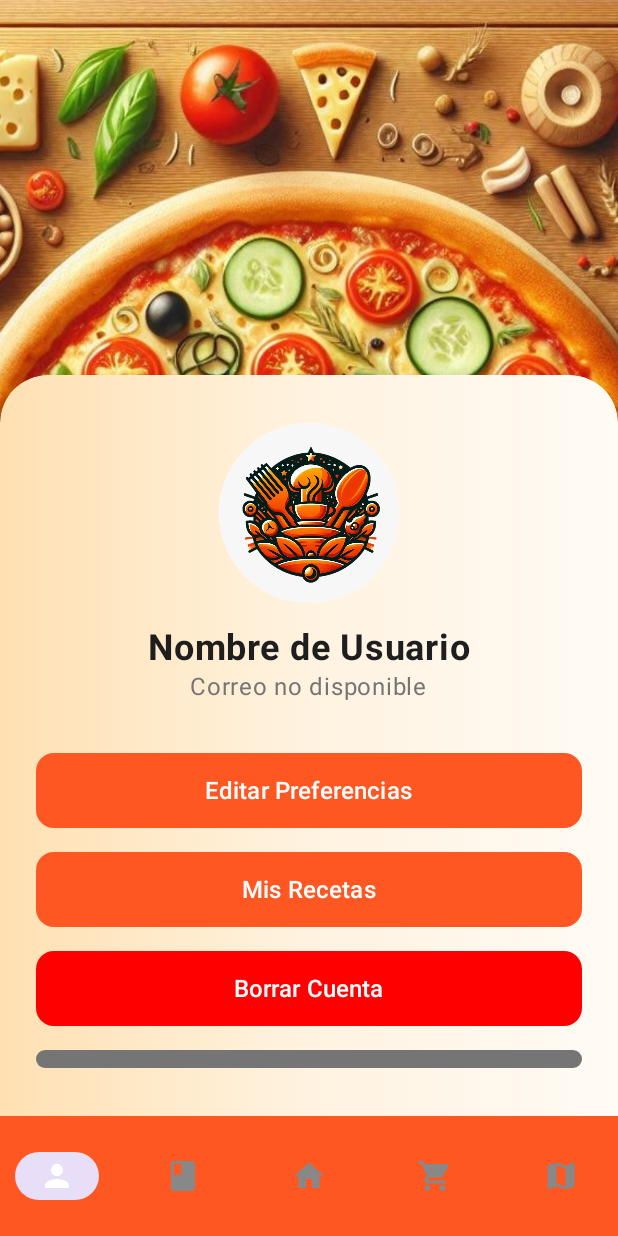
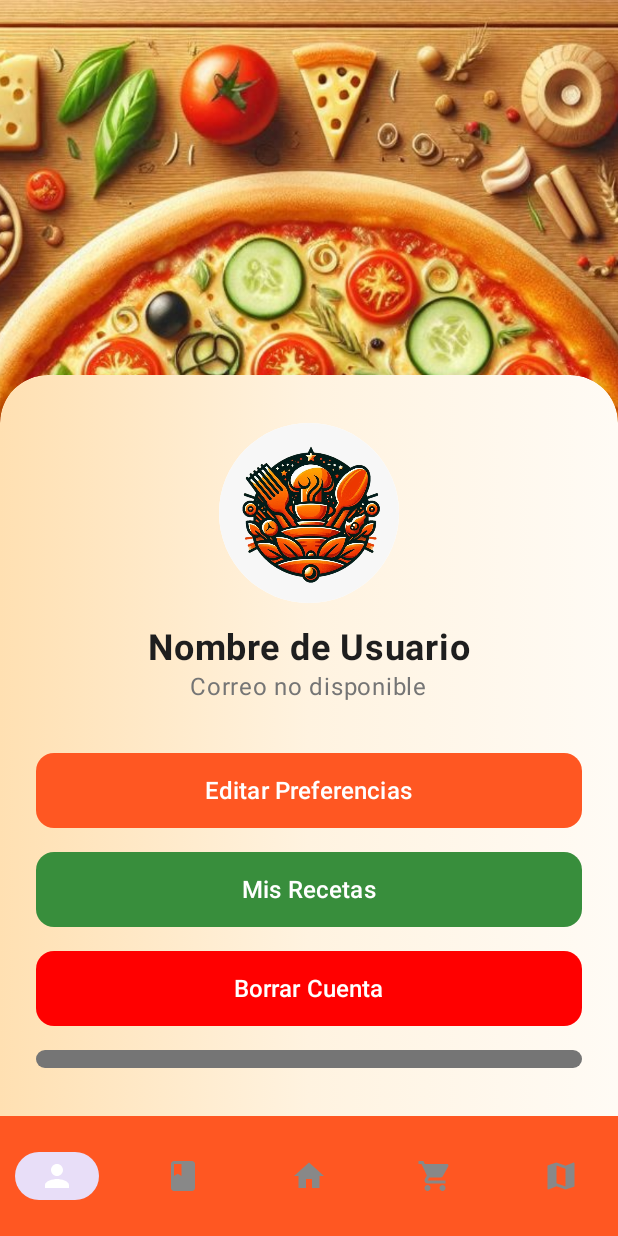
Before and after one commit to KevinCastillo839/KFoodsAPP, an Android app built with Jetpack Compose: the screen it shows after launch (PrincipalActivity), after a tap on "Editar Preferencias", on a phone screen of 412 x 824 dp. Run offline under Robolectric (Android 15) with nearby library versions, the phone set to English and light mode, and no system bars; our stand-ins replace accompanist, livedata-compose; libraries missing offline, so code that uses them is left out: org.osmdroid.tileprovider, org.osmdroid.util, org.osmdroid.views; pictures from the network do not load; 1 statement that could not run was skipped.

```diff
--- a/app/src/main/java/com/moviles/kfoods/PrincipalActivity.kt
+++ b/app/src/main/java/com/moviles/kfoods/PrincipalActivity.kt
@@ -81,7 +81,7 @@ class PrincipalActivity : ComponentActivity() {
         super.onCreate(savedInstanceState)
 
         setContent {
-            val userId = intent.getIntExtra("id", 1) // Por defecto 1 en lugar de -1
+            val userId = intent.getIntExtra("id", -1) // Por defecto 1 en lugar de -1
 //Receive the userId as a parameter
             KFoodsTheme {
                 PrincipalScreen(userId = userId)
@@ -464,7 +464,7 @@ fun UserScreen(authViewModel: AuthViewModel, userId: Int) {
 
             Button(
                 onClick = { /* TODO: Acción mis recetas */ },
-                colors = ButtonDefaults.buttonColors(containerColor = Color(0xFFFF5722)),
+                colors = ButtonDefaults.buttonColors(containerColor = Color(0xFF388E3C)), // Verde oscuro
                 shape = RoundedCornerShape(12.dp),
                 modifier = Modifier
                     .fillMaxWidth()
@@ -472,6 +472,7 @@ fun UserScreen(authViewModel: AuthViewModel, userId: Int) {
             ) {
                 Text(text = "Mis Recetas", color = Color.White, fontSize = 16.sp)
             }
+
 
             Spacer(modifier = Modifier.height(16.dp))
 
--- a/app/src/main/java/com/moviles/kfoods/network/ApiService.kt
+++ b/app/src/main/java/com/moviles/kfoods/network/ApiService.kt
@@ -49,7 +49,7 @@ interface ApiService {
     @DELETE("api/preference/{id}")
     suspend fun deletePreference(@Path("id") id: Int): Response<ApiResponse>
 
-    @GET("users/{id}")
+    @GET("api/auth/user/{id}")
     suspend fun getUserById(@Path("id") id: Int): Response<User>
 
 
```
